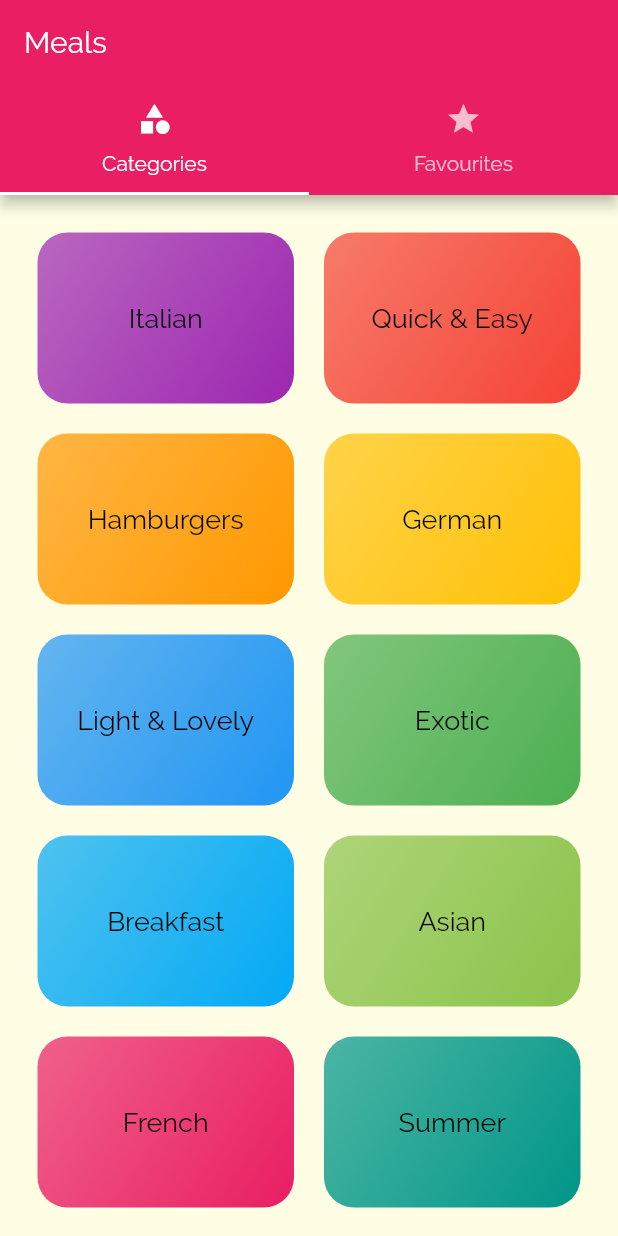
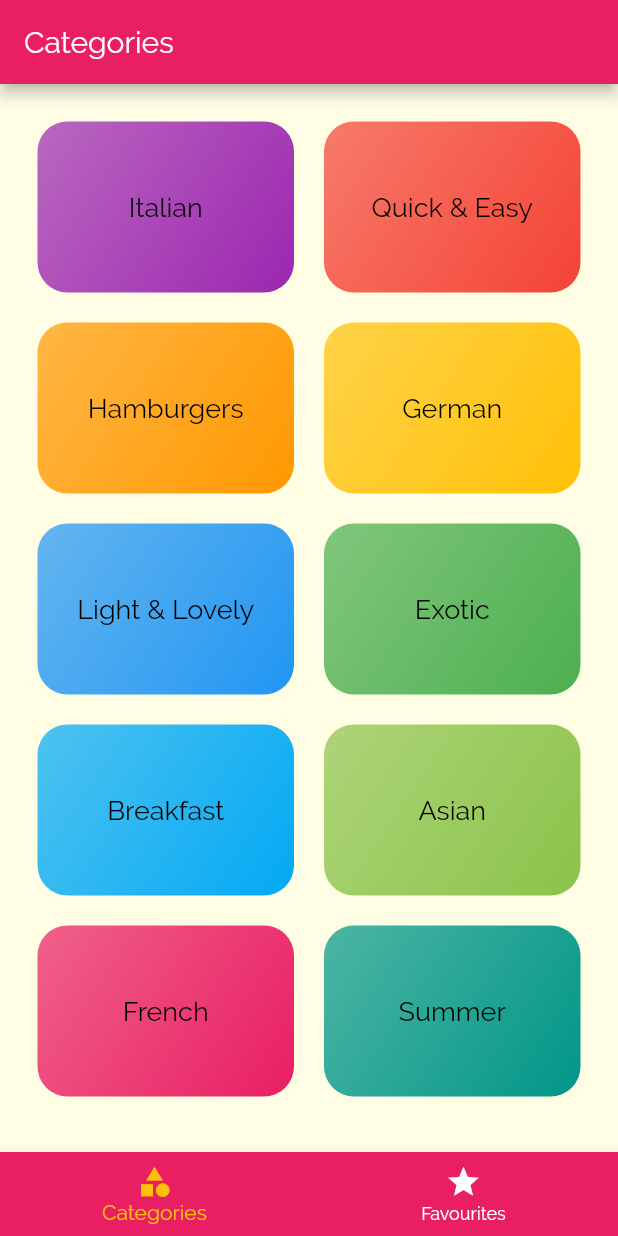
Before and after one commit to enricobragastini/meals_app, a Flutter app: the screen it shows after launch, on a phone screen of 412 x 824 dp. Run offline on Flutter 3.47's test engine with Material 2 defaults, Android fonts, the phone set to English and light mode, and no system bars.

Commit message:
lezione174

```diff
--- a/lib/screens/meal_detail_screen.dart
+++ b/lib/screens/meal_detail_screen.dart
@@ -25,7 +25,7 @@ class MealDetailScreen extends StatelessWidget {
       margin: const EdgeInsets.all(10),
       padding: const EdgeInsets.all(10),
       height: height,
-      width: 300,
+      width: 350,
       child: child,
     );
   }
@@ -63,7 +63,7 @@ class MealDetailScreen extends StatelessWidget {
                         ),
                       );
                     }),
-                150),
+                200),
             buildSectionTitle(context, "Steps"),
             buildContainer(
                 ListView.builder(
--- a/lib/screens/tabs_screen.dart
+++ b/lib/screens/tabs_screen.dart
@@ -10,29 +10,44 @@ class TabsScreen extends StatefulWidget {
 }
 
 class _TabsScreenState extends State<TabsScreen> {
+  final List<Map<String, Object>> _pages = const [
+    {"page": CategoriesScreen(), "title": "Categories"},
+    {"page": FavouritesScreen(), "title": "Your Favourites"}
+  ];
+  int _selectedPageIndex = 0;
+
+  void _selectPage(int index) {
+    setState(() {
+      _selectedPageIndex = index;
+    });
+  }
+
   @override
   Widget build(BuildContext context) {
-    return DefaultTabController(
-      length: 2,
-      initialIndex: 0,
-      child: Scaffold(
-        appBar: AppBar(
-          title: const Text("Meals"),
-          bottom: const TabBar(
-            tabs: [
-              Tab(
-                icon: Icon(Icons.category),
-                text: "Categories",
-              ),
-              Tab(
-                icon: Icon(Icons.star),
-                text: "Favourites",
-              ),
-            ],
+    return Scaffold(
+      appBar: AppBar(
+        title: Text(_pages[_selectedPageIndex]["title"] as String),
+      ),
+      body: _pages[_selectedPageIndex]["page"] as Widget,
+      bottomNavigationBar: BottomNavigationBar(
+        onTap: _selectPage,
+        backgroundColor: Theme.of(context).primaryColor,
+        unselectedItemColor: Colors.white,
+        selectedItemColor: Colors.amber,
+        currentIndex: _selectedPageIndex,
+        // type: BottomNavigationBarType.fixed,
+        items: [
+          BottomNavigationBarItem(
+            label: "Categories",
+            icon: const Icon(Icons.category),
+            backgroundColor: Theme.of(context).primaryColor,
           ),
-        ),
-        body: const TabBarView(
-            children: [CategoriesScreen(), FavouritesScreen()]),
+          BottomNavigationBarItem(
+            icon: const Icon(Icons.star),
+            label: "Favourites",
+            backgroundColor: Theme.of(context).primaryColor,
+          ),
+        ],
       ),
     );
   }
```
